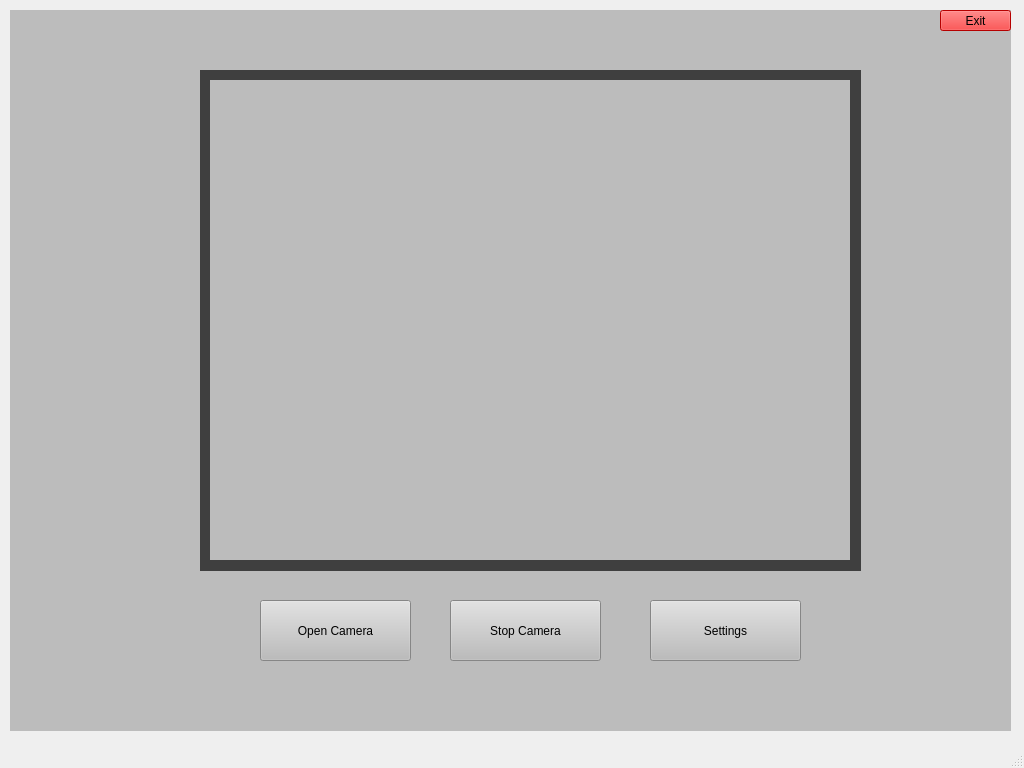
Old version of the form Gui_Project/GuiLayout.ui in the repository moosinyismyhappy/CN405-Craftsman.
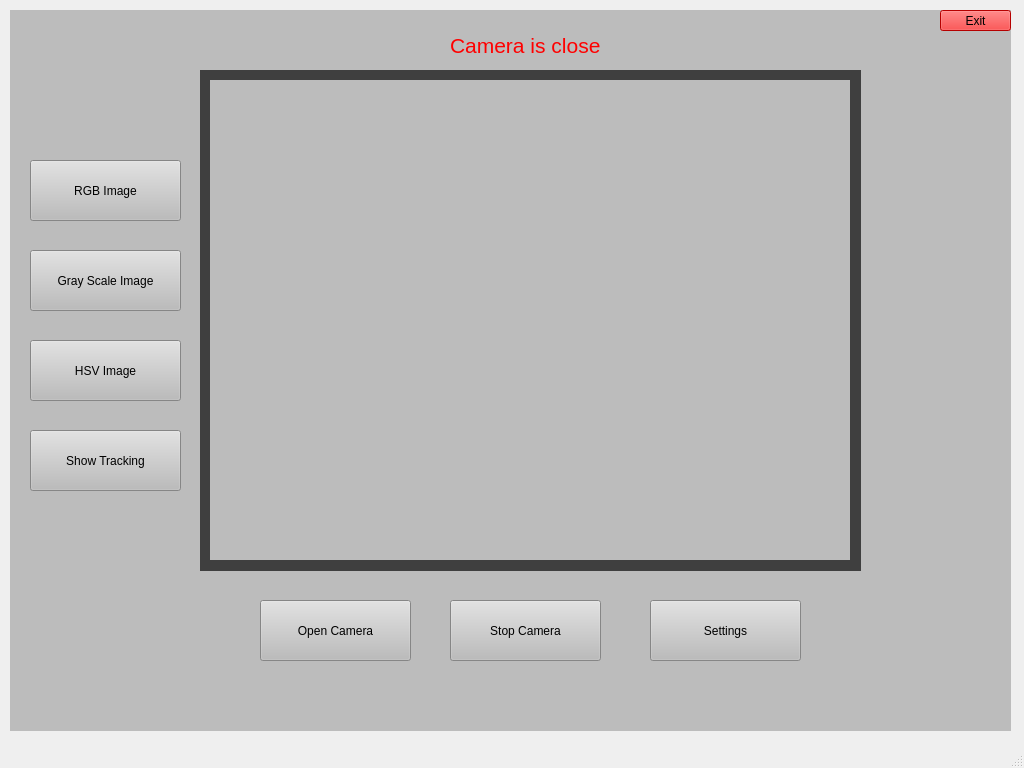
New version of the form.

Commit message: add toggle show tracking

The edit to the form file:
```diff
--- a/Gui_Project/GuiLayout.ui
+++ b/Gui_Project/GuiLayout.ui
@@ -114,6 +114,119 @@
        <string>Exit</string>
       </property>
      </widget>
+     <widget class="QPushButton" name="pushButton_6">
+      <property name="geometry">
+       <rect>
+        <x>20</x>
+        <y>150</y>
+        <width>151</width>
+        <height>61</height>
+       </rect>
+      </property>
+      <property name="text">
+       <string>RGB Image</string>
+      </property>
+     </widget>
+     <widget class="QPushButton" name="pushButton_7">
+      <property name="geometry">
+       <rect>
+        <x>20</x>
+        <y>240</y>
+        <width>151</width>
+        <height>61</height>
+       </rect>
+      </property>
+      <property name="text">
+       <string>Gray Scale Image</string>
+      </property>
+     </widget>
+     <widget class="QPushButton" name="pushButton_8">
+      <property name="geometry">
+       <rect>
+        <x>20</x>
+        <y>330</y>
+        <width>151</width>
+        <height>61</height>
+       </rect>
+      </property>
+      <property name="text">
+       <string>HSV Image</string>
+      </property>
+     </widget>
+     <widget class="QPushButton" name="pushButton_9">
+      <property name="geometry">
+       <rect>
+        <x>20</x>
+        <y>420</y>
+        <width>151</width>
+        <height>61</height>
+       </rect>
+      </property>
+      <property name="text">
+       <string>Show Tracking</string>
+      </property>
+     </widget>
+     <widget class="QLabel" name="label_6">
+      <property name="geometry">
+       <rect>
+        <x>440</x>
+        <y>20</y>
+        <width>161</width>
+        <height>31</height>
+       </rect>
+      </property>
+      <property name="font">
+       <font>
+        <pointsize>16</pointsize>
+       </font>
+      </property>
+      <property name="styleSheet">
+       <string notr="true">color: rgb(255, 0, 0);</string>
+      </property>
+      <property name="text">
+       <string>Camera is close</string>
+      </property>
+     </widget>
+     <widget class="QLabel" name="label_5">
+      <property name="geometry">
+       <rect>
+        <x>200</x>
+        <y>70</y>
+        <width>640</width>
+        <height>480</height>
+       </rect>
+      </property>
+      <property name="styleSheet">
+       <string notr="true"/>
+      </property>
+      <property name="text">
+       <string/>
+      </property>
+     </widget>
+     <widget class="QLabel" name="label_7">
+      <property name="geometry">
+       <rect>
+        <x>210</x>
+        <y>80</y>
+        <width>141</width>
+        <height>31</height>
+       </rect>
+      </property>
+      <property name="font">
+       <font>
+        <pointsize>16</pointsize>
+       </font>
+      </property>
+      <property name="styleSheet">
+       <string notr="true">color: rgb(255, 0, 0);</string>
+      </property>
+      <property name="text">
+       <string/>
+      </property>
+     </widget>
+     <zorder>widget</zorder>
+     <zorder>label</zorder>
+     <zorder>label_5</zorder>
      <zorder>pushButton</zorder>
      <zorder>pushButton_2</zorder>
      <zorder>pushButton_3</zorder>
```
Left out of the diff: 38 changed lines with no effect on the pictures. The commit also changes 9 other files.
